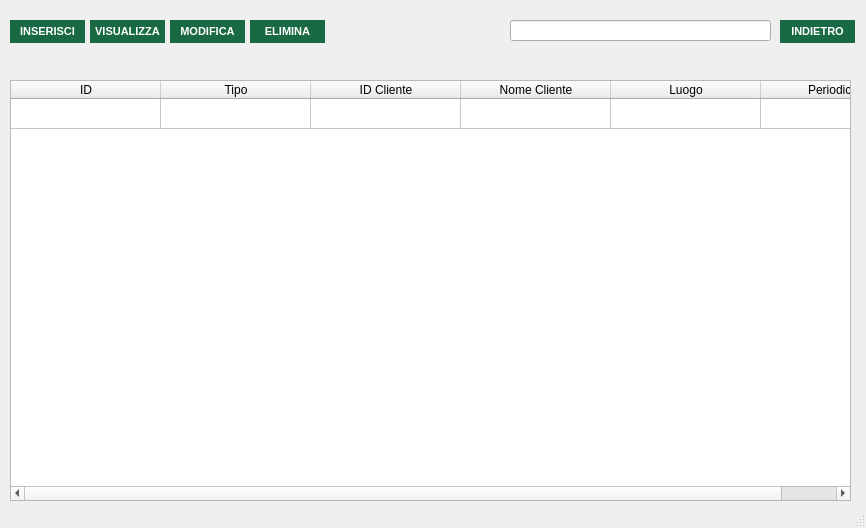
This is src/main/gui/servizi.ui in OT-Rax/AnconAmbiente as Qt 5 draws it before an edit. The edited form follows.
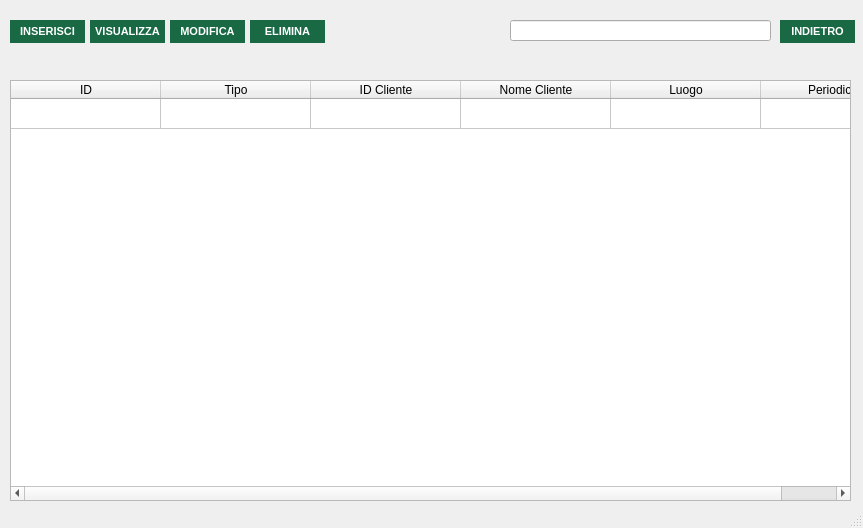
This is the edited form. Icons and pictures are not drawn.

```diff
--- a/src/main/gui/servizi.ui
+++ b/src/main/gui/servizi.ui
@@ -6,10 +6,22 @@
    <rect>
     <x>0</x>
     <y>0</y>
-    <width>866</width>
+    <width>863</width>
     <height>528</height>
    </rect>
   </property>
+  <property name="minimumSize">
+   <size>
+    <width>863</width>
+    <height>528</height>
+   </size>
+  </property>
+  <property name="maximumSize">
+   <size>
+    <width>863</width>
+    <height>582</height>
+   </size>
+  </property>
   <property name="windowTitle">
    <string>Gestione Servizi</string>
   </property>
```
